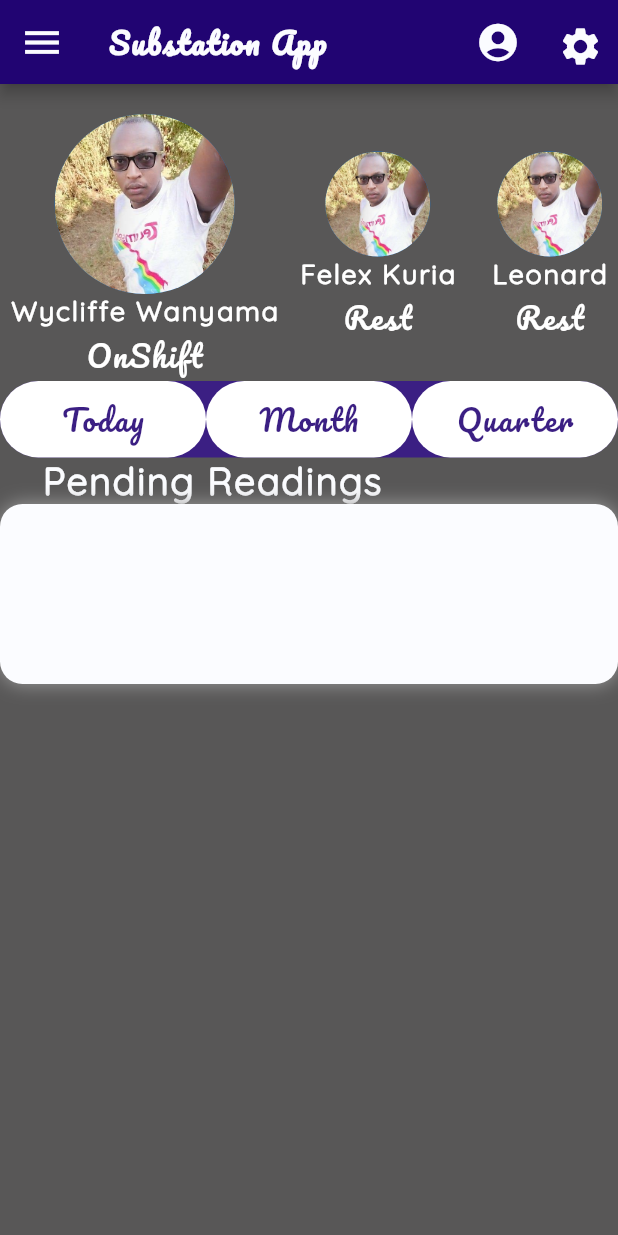
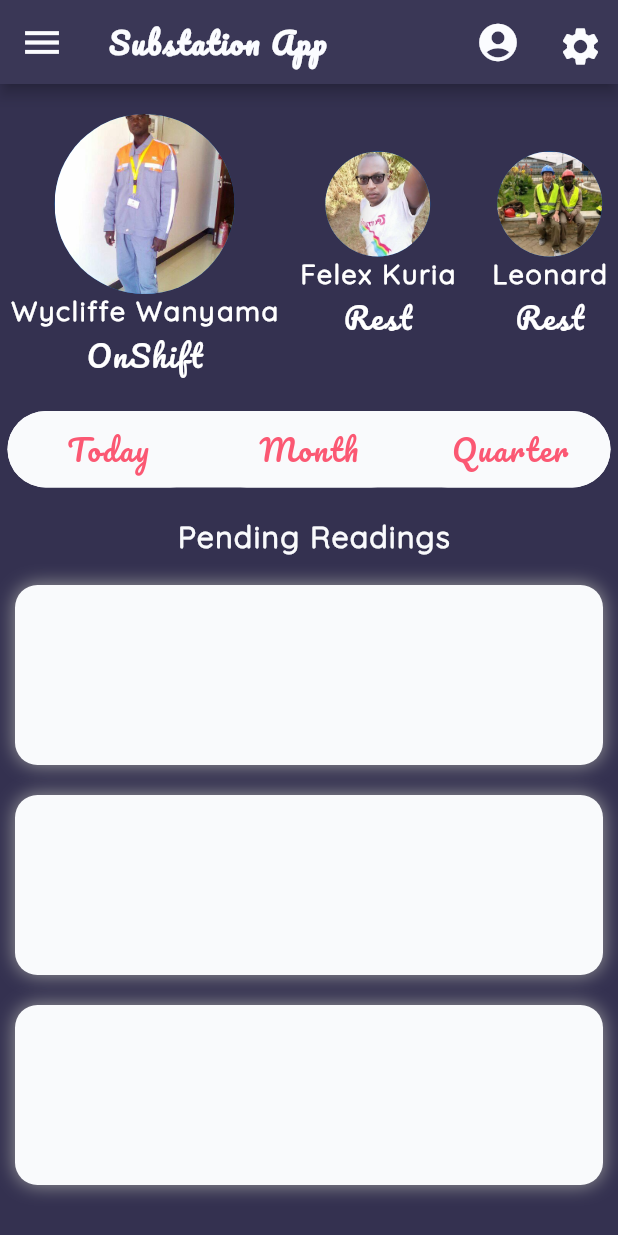
Before and after one commit to felexkuria/Substation-App, a Flutter app: the screen it shows after launch, after a tap on "Continue With Google", on a phone screen of 412 x 824 dp. Run offline on Flutter 3.47's test engine with Material 2 defaults, Android fonts, the phone set to English and light mode, and no system bars; our stand-ins replace firebase_auth, firebase_core, google_sign_in, rflutter_alert; accounts and stored records are empty.

Commit message:
Customisation with new Colors

```diff
--- a/lib/main.dart
+++ b/lib/main.dart
@@ -1,5 +1,6 @@
 import 'package:flutter/material.dart';
 import 'package:substation_app/screens/homescreen.dart';
+import 'package:firebase_auth/firebase_auth.dart';
 
 void main() {
   runApp(MyApp());
@@ -14,6 +15,7 @@ class _MyAppState extends State<MyApp> {
   @override
   Widget build(BuildContext context) {
     return MaterialApp(
+      debugShowCheckedModeBanner: false,
       home: HomeScreen(),
     );
   }
--- a/lib/screens/dashboard.dart
+++ b/lib/screens/dashboard.dart
@@ -4,8 +4,10 @@ import 'package:substation_app/models/sign_in.dart';
 import 'package:substation_app/widgets/select_card.dart';
 import 'package:substation_app/widgets/person_card.dart';
 
-const inActiveCardColor = Color(0xFF3B1F83);
-const activeCardColor = Color(0xFFFBFCFF);
+enum Time { month, today, quarter }
+
+const inActiveCardColor = Color(0xFFF9FAFC);
+const activeCardColor = Color(0xFFFB5873);
 
 class DashBoard extends StatefulWidget {
   @override
@@ -13,12 +15,13 @@ class DashBoard extends StatefulWidget {
 }
 
 class _DashBoardState extends State<DashBoard> {
+  Time selectedTime;
   @override
   Widget build(BuildContext context) {
     return MaterialApp(
       debugShowCheckedModeBanner: false,
       home: Scaffold(
-        backgroundColor: Color(0xFF585757),
+        backgroundColor: Color(0xFF343150),
         appBar: AppBar(
           leading: IconButton(
             icon: Icon(
@@ -53,7 +56,7 @@ class _DashBoardState extends State<DashBoard> {
               ),
             )
           ],
-          backgroundColor: Color(0xFF210472),
+          backgroundColor: Color(0xFF3A3756),
           title: Text(
             'Substation App',
             style: TextStyle(
@@ -66,6 +69,8 @@ class _DashBoardState extends State<DashBoard> {
           ),
         ),
         body: Column(
+          crossAxisAlignment: CrossAxisAlignment.end,
+          mainAxisAlignment: MainAxisAlignment.start,
           children: [
             Padding(
               padding: EdgeInsets.only(top: 20.0),
@@ -77,6 +82,8 @@ class _DashBoardState extends State<DashBoard> {
                     font: 18.0,
                     name: 'Wycliffe Wanyama',
                     shift: 'OnShift',
+
+                    profile: AssetImage('assets/images/wycliffe.jpg'),
                   ),
                   SizedBox(
                     height: 10.0,
@@ -85,6 +92,7 @@ class _DashBoardState extends State<DashBoard> {
                     radii: 35.0,
                     font: 18.0,
                     name: 'Felex Kuria',
+                    profile: AssetImage('assets/images/profile.jpg'),
                     shift: 'Rest',
                   ),
                   SizedBox(
@@ -95,6 +103,7 @@ class _DashBoardState extends State<DashBoard> {
                     font: 18.0,
                     name: 'Leonard',
                     shift: 'Rest',
+                    profile: AssetImage('assets/images/leonard.jpg'),
                   ),
                 ],
               ),
@@ -105,19 +114,58 @@ class _DashBoardState extends State<DashBoard> {
                 Expanded(
                   child: Container(
                     // color: Color(0xFF3B1F83),
+                    margin: EdgeInsets.fromLTRB(5.0, 20.0, 5.0, 20.0),
+
                     decoration: BoxDecoration(
-                      color: Color(0xFF3B1F83),
+                      color: inActiveCardColor,
+                        // Color(0xFF3A3756)
                       borderRadius: BorderRadius.circular(50.0),
                     ),
                     child: Row(
                       children: [
                         /**Extract widget in their folder widget */
                         SelectCard(
-                          time: 'Today',
-                          color: activeCardColor,
+                          time: "Today",
+                          color: selectedTime == Time.today
+                              ? activeCardColor
+                              : inActiveCardColor,
+                          fontColor: selectedTime == Time.today
+                              ? inActiveCardColor
+                              : activeCardColor,
+                          onPressed: () {
+                            setState(() {
+                              selectedTime = Time.today;
+                            });
+                          },
                         ),
-                        SelectCard(time: 'Month', color: inActiveCardColor),
-                        SelectCard(time: 'Quarter', color: inActiveCardColor)
+                        SelectCard(
+                          time: "Month",
+                          color: selectedTime == Time.month
+                              ? activeCardColor
+                              : inActiveCardColor,
+                          fontColor: selectedTime == Time.month
+                              ? inActiveCardColor
+                              : activeCardColor,
+                          onPressed: () {
+                            setState(() {
+                              selectedTime = Time.month;
+                            });
+                          },
+                        ),
+                        SelectCard(
+                          time: "Quarter",
+                          color: selectedTime == Time.quarter
+                              ? activeCardColor
+                              : inActiveCardColor,
+                          fontColor: selectedTime == Time.quarter
+                              ? inActiveCardColor
+                              : activeCardColor,
+                          onPressed: () {
+                            setState(() {
+                              selectedTime = Time.quarter;
+                            });
+                          },
+                        )
                       ],
                     ),
                   ),
@@ -125,26 +173,56 @@ class _DashBoardState extends State<DashBoard> {
               ],
             ),
             Column(
-              crossAxisAlignment: CrossAxisAlignment.start,
+              crossAxisAlignment: CrossAxisAlignment.center,
               children: [
                 Padding(
                   padding: EdgeInsets.symmetric(horizontal: 20.0),
                   child: Text(
                     ' Pending Readings',
                     style: TextStyle(
-                        color: activeCardColor,
-                        letterSpacing: 1.2,
+                        color: inActiveCardColor,
+                        letterSpacing: 1.0,
                         fontFamily: 'Quicksand',
                         fontWeight: FontWeight.bold,
-                        fontSize: 25.0),
+                        fontSize: 20.0),
                   ),
                 ),
                 Container(
+                  margin: EdgeInsets.fromLTRB(10.0, 20.0, 10.0, 20.0),
                   height: 120.0,
                   decoration: BoxDecoration(
-                      color: activeCardColor,
+                      color:  inActiveCardColor,
                       borderRadius: BorderRadius.circular(15.0),
-                       boxShadow: [
+                      boxShadow: [
+                        BoxShadow(color: Colors.grey, blurRadius: 10.0)
+                      ]),
+                ),
+                Container(
+                  margin: EdgeInsets.fromLTRB(10.0, 0.0, 10.0, 0.0),
+                  height: 120.0,
+                  decoration: BoxDecoration(
+                      color:  inActiveCardColor,
+                      borderRadius: BorderRadius.circular(15.0),
+                      boxShadow: [
+                        BoxShadow(color: Colors.grey, blurRadius: 10.0)
+                      ]),
+                ),
+                Container(
+                  margin: EdgeInsets.fromLTRB(10.0, 0.0, 10.0, 0.0),
+                  decoration: BoxDecoration(
+                      color:  inActiveCardColor,
+                      borderRadius: BorderRadius.circular(15.0),
+                      boxShadow: [
+                        BoxShadow(color: Colors.grey, blurRadius: 10.0)
+                      ]),
+                ),
+                Container(
+                  margin: EdgeInsets.fromLTRB(10.0, 20.0, 10.0, 0.0),
+                  height: 120.0,
+                  decoration: BoxDecoration(
+                      color:  inActiveCardColor,
+                      borderRadius: BorderRadius.circular(15.0),
+                      boxShadow: [
                         BoxShadow(color: Colors.grey, blurRadius: 10.0)
                       ]),
                 )
--- a/lib/widgets/person_card.dart
+++ b/lib/widgets/person_card.dart
@@ -1,11 +1,12 @@
 import 'package:flutter/material.dart';
 
 class PersonCard extends StatelessWidget {
-  PersonCard({this.radii, this.font, this.name, this.shift});
+  PersonCard({this.radii, this.font, this.name, this.shift,this.profile});
   final double radii;
   final double font;
   final String name;
   final String shift;
+  final AssetImage profile;
   @override
   Widget build(BuildContext context) {
     return Column(
@@ -13,7 +14,7 @@ class PersonCard extends StatelessWidget {
         CircleAvatar(
           radius: radii,
           foregroundColor: Color(0xFFFFFFFF),
-          backgroundImage: AssetImage('assets/images/profile.jpg'),
+          backgroundImage: profile,
         ),
         Text(
           name,
--- a/lib/widgets/select_card.dart
+++ b/lib/widgets/select_card.dart
@@ -1,12 +1,17 @@
 import 'package:flutter/material.dart';
 
 class SelectCard extends StatelessWidget {
-  SelectCard({this.time, this.color});
+  SelectCard({@required this.time, this.color, this.fontColor, this.onPressed});
   final String time;
   final Color color;
+  final Color fontColor;
+  final Function onPressed;
+
   @override
   Widget build(BuildContext context) {
     return Expanded(
+      child: GestureDetector(
+        onTap: onPressed,
         child: Container(
           child: Padding(
             padding: EdgeInsets.all(8.0),
@@ -17,13 +22,14 @@ class SelectCard extends StatelessWidget {
                     fontFamily: 'Pacifico',
                     fontSize: 20.0,
                     letterSpacing: 1.2,
-                  color: Color(0xFF3B1F83)),
+                    color: fontColor),
               ),
             ),
           ),
           decoration: BoxDecoration(
-          color: Color(0xFFFFFFFF),
+            color: color,
             borderRadius: BorderRadius.circular(50.0),
+          ),
         ),
       ),
     );
```
Also changed, not shown: lib/screens/homescreen.dart (+60 -36 lines), lib/services/auth.dart (added, +17 -0 lines), lib/widgets/custom_text_field.dart (added, +54 -0 lines), assets/images/leonard.jpg (added), assets/images/wycliffe.jpg (added). Lines whose indentation alone changed are shown as unchanged.
